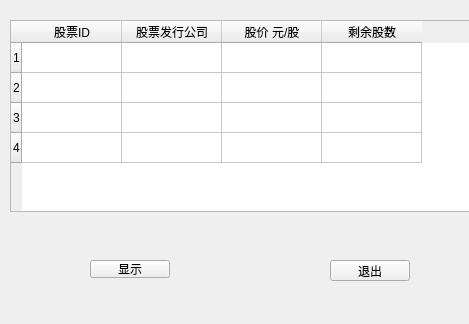
This is src/AllWindow/gushi.ui in Hypn0tised-ysy/stock-project as Qt 5 draws it before an edit. The edited form follows.
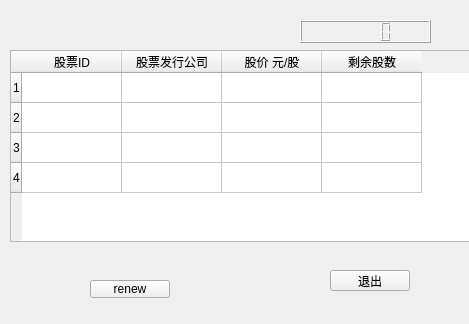
This is the edited form.

```diff
--- a/src/AllWindow/gushi.ui
+++ b/src/AllWindow/gushi.ui
@@ -17,7 +17,7 @@
    <property name="geometry">
     <rect>
      <x>10</x>
-     <y>20</y>
+     <y>50</y>
      <width>461</width>
      <height>192</height>
     </rect>
@@ -57,7 +57,7 @@
    <property name="geometry">
     <rect>
      <x>330</x>
-     <y>260</y>
+     <y>270</y>
      <width>80</width>
      <height>21</height>
     </rect>
@@ -70,13 +70,23 @@
    <property name="geometry">
     <rect>
      <x>90</x>
-     <y>260</y>
+     <y>280</y>
      <width>80</width>
      <height>18</height>
     </rect>
    </property>
    <property name="text">
-    <string>显示</string>
+    <string>renew</string>
+   </property>
+  </widget>
+  <widget class="QLCDNumber" name="times">
+   <property name="geometry">
+    <rect>
+     <x>300</x>
+     <y>20</y>
+     <width>131</width>
+     <height>23</height>
+    </rect>
    </property>
   </widget>
  </widget>
```
